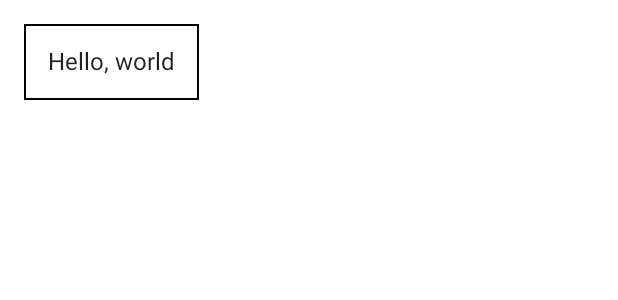
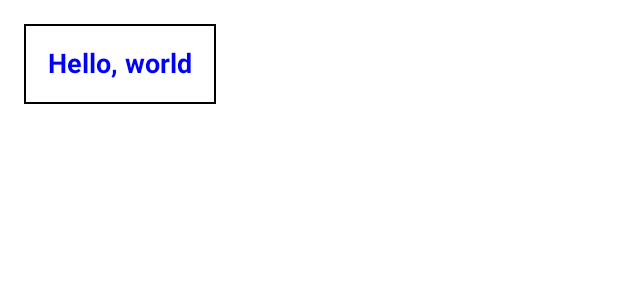
Before and after one commit to gpetuhov/JetpackComposeTutorial, an Android app built with Jetpack Compose: the @Preview function DefaultPreview, on a phone screen of 412 x 824 dp. Shown: the top 300 px of the screen. Run offline under Robolectric (Android 15) with nearby library versions, the phone set to English and light mode, and no system bars.

Commit message:
Add text style

```diff
--- a/01-Basics/app/src/main/java/com/gpetuhov/android/compose/basics/MainActivity.kt
+++ b/01-Basics/app/src/main/java/com/gpetuhov/android/compose/basics/MainActivity.kt
@@ -11,13 +11,19 @@ import androidx.compose.material.MaterialTheme
 import androidx.compose.material.Surface
 import androidx.compose.material.Text
 import androidx.compose.runtime.Composable
+import androidx.compose.runtime.ExperimentalComposeApi
 import androidx.compose.ui.Modifier
 import androidx.compose.ui.graphics.Color
+import androidx.compose.ui.text.TextStyle
+import androidx.compose.ui.text.font.FontWeight
 import androidx.compose.ui.tooling.preview.Preview
+import androidx.compose.ui.unit.TextUnit
+import androidx.compose.ui.unit.TextUnitType
 import androidx.compose.ui.unit.dp
 import com.gpetuhov.android.compose.basics.ui.theme.JetpackComposeBasicsTheme
 
 class MainActivity : ComponentActivity() {
+    @ExperimentalComposeApi
     override fun onCreate(savedInstanceState: Bundle?) {
         super.onCreate(savedInstanceState)
         setContent {
@@ -55,21 +61,30 @@ fun MainActivityUI() {
     }
 }
 
+@ExperimentalComposeApi
 @Composable
 fun MainActivityUI2() {
     // There are no margins (because there is no box model),
-    // but we can combine multiple paddings
+    // but we can combine multiple paddings.
+
+    // Order of the modifiers matters!
 
     Text(
         text = "Hello, world",
         modifier = Modifier
+            .padding(16.dp) // this works like margin
             .clickable(onClick = { onTextClick() }) // make widget clickable
-            .padding(16.dp) // this works like margin
             .border(1.dp, Color.Black)
-            .padding(16.dp) // this works like padding
+            .padding(16.dp), // this works like padding
+        style = TextStyle(
+            color = Color.Blue,
+            fontWeight = FontWeight.Bold,
+            fontSize = TextUnit(18f, TextUnitType.Sp)
+        )
     )
 }
 
+@ExperimentalComposeApi
 @Preview(showBackground = true)
 @Composable
 fun DefaultPreview() {
```
